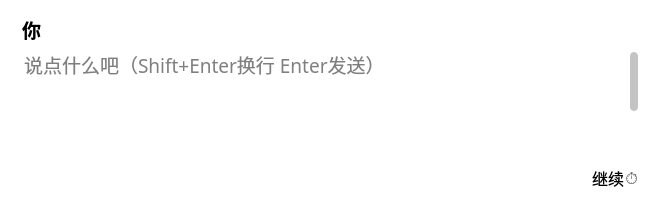
First picture: the form in ui/chatdialog/chatdialog.ui, repository qiuye-zhou/AkiDesk, before the edit.
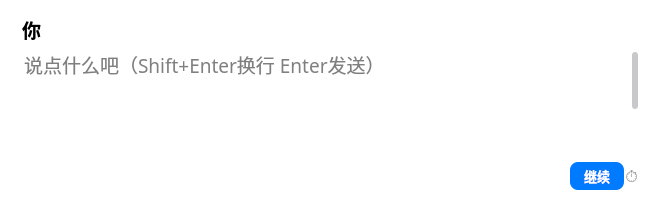
Second picture: the form after the edit.

Commit message: styles：chatdialog

Diff of the .ui file:
```diff
--- a/ui/chatdialog/chatdialog.ui
+++ b/ui/chatdialog/chatdialog.ui
@@ -133,12 +133,13 @@
       <string notr="true">QScrollBar:vertical {
     border: none;
     background: transparent;
-    width: 8px;
+    width: 6px;
 }
 
 QScrollBar::handle:vertical {
-    background: rgba(136, 136, 136, 0.5);
-    border-radius: 4px;
+    background: #C7C7CC;
+    border-radius: 3px;
+    min-height: 30px;
 }
 
 QScrollBar::handle:vertical:hover {
@@ -196,6 +197,25 @@
        <property name="flat">
         <bool>true</bool>
        </property>
+       <property name="styleSheet">
+        <string notr="true">QPushButton {
+    background-color: #007AFF;
+    color: #FFFFFF;
+    border: none;
+    border-radius: 8px;
+    padding: 4px 14px;
+    font-size: 13px;
+    font-weight: 500;
+}
+
+QPushButton:hover {
+    background-color: #0066D6;
+}
+
+QPushButton:pressed {
+    background-color: #0055B3;
+}</string>
+       </property>
       </widget>
      </item>
     </layout>
@@ -208,7 +228,7 @@
     border: none;
     border-radius: 5px;
     font-size: 16px;
-    color: #555555;
+    color: #8E8E93;
 }
 
 QPushButton:hover {
```
Left out of the diff: 12 changed lines with no effect on the pictures. The commit also changes 2 other files.
